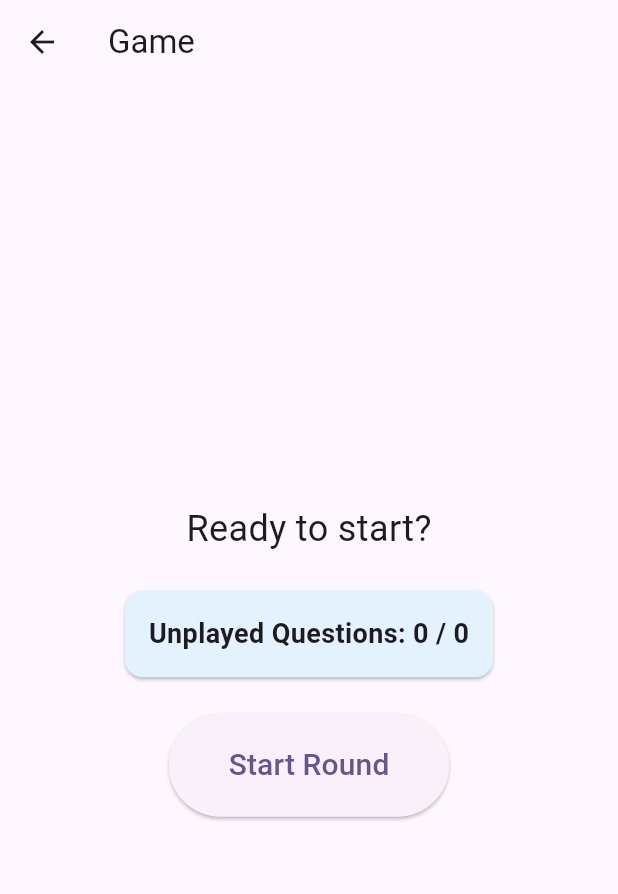
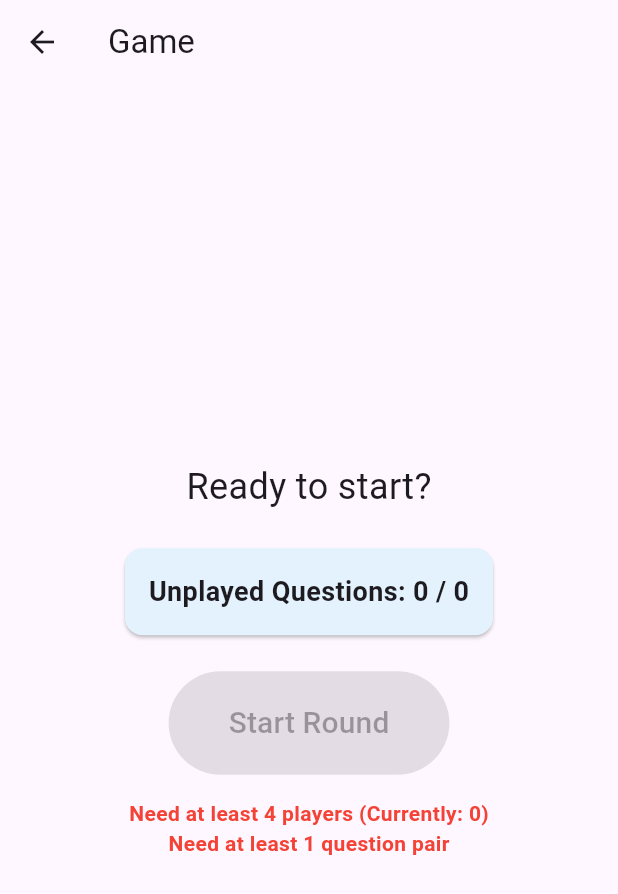
Before and after one commit to symon1289/imposterSMS, a Flutter app: the screen it shows after launch, after a tap on "Start Game", on a phone screen of 412 x 824 dp. Shown: the top 894 px of the screen. Run offline on Flutter 3.47's test engine with Material 3 defaults, Android fonts, the phone set to English and light mode, and no system bars; our stand-ins replace audioplayers, hive, hive_flutter, permission_handler; missing offline and left inert: another_telephony; accounts and stored records are empty.

Commit message:
Bump version to 1.3.0+9

```diff
--- a/lib/screens/game_screen.dart
+++ b/lib/screens/game_screen.dart
@@ -155,16 +155,16 @@ class GameScreen extends StatelessWidget {
                       ),
                     ),
                     const SizedBox(height: 20),
+                    // Start Button with validation logic
                     ElevatedButton(
-                      onPressed: () {
-                        // Show dialog first
-                        _showStatusDialog(context, provider);
-
-                        // Start round logic
-                        provider.startRound().then((error) {
-                          // Error handling is now inside the dialog mainly
-                        });
-                      },
+                      onPressed:
+                          (provider.players.length >= 4 &&
+                              provider.questions.isNotEmpty)
+                          ? () {
+                              _showStatusDialog(context, provider);
+                              provider.startRound().then((error) {});
+                            }
+                          : null,
                       style: ElevatedButton.styleFrom(
                         padding: const EdgeInsets.symmetric(
                           horizontal: 40,
@@ -176,6 +176,31 @@ class GameScreen extends StatelessWidget {
                         style: TextStyle(fontSize: 20),
                       ),
                     ),
+                    if (!(provider.players.length >= 4 &&
+                        provider.questions.isNotEmpty))
+                      Padding(
+                        padding: const EdgeInsets.only(top: 16.0),
+                        child: Column(
+                          children: [
+                            if (provider.players.length < 4)
+                              Text(
+                                'Need at least 4 players (Currently: ${provider.players.length})',
+                                style: const TextStyle(
+                                  color: Colors.red,
+                                  fontWeight: FontWeight.bold,
+                                ),
+                              ),
+                            if (provider.questions.isEmpty)
+                              const Text(
+                                'Need at least 1 question pair',
+                                style: TextStyle(
+                                  color: Colors.red,
+                                  fontWeight: FontWeight.bold,
+                                ),
+                              ),
+                          ],
+                        ),
+                      ),
                     // Add reset questions button if all questions are played
                     if (provider.getUnplayedQuestionsCount() == 0 &&
                         provider.questions.isNotEmpty)
--- a/lib/screens/home_screen.dart
+++ b/lib/screens/home_screen.dart
@@ -23,51 +23,87 @@ class _HomeScreenState extends State<HomeScreen> {
   @override
   Widget build(BuildContext context) {
     return Scaffold(
-      appBar: AppBar(title: const Text('Imposter SMS'), centerTitle: true),
-      body: Center(
-        child: Padding(
-          padding: const EdgeInsets.all(16.0),
+      backgroundColor: Colors.white,
+      body: SafeArea(
+        child: Center(
+          child: SingleChildScrollView(
+            padding: const EdgeInsets.all(24.0),
             child: Column(
               mainAxisAlignment: MainAxisAlignment.center,
               crossAxisAlignment: CrossAxisAlignment.stretch,
               children: [
-              ElevatedButton.icon(
-                onPressed: () => Navigator.pushNamed(context, '/game'),
-                icon: const Icon(Icons.play_arrow),
-                label: const Text('Start Game'),
-                style: ElevatedButton.styleFrom(
-                  padding: const EdgeInsets.symmetric(vertical: 20),
-                  textStyle: const TextStyle(fontSize: 20),
+                const SizedBox(height: 20),
+                Image.asset(
+                  'assets/images/app_logo_home.png',
+                  height: 450,
+                  fit: BoxFit.contain,
+                ),
+                const SizedBox(height: 16),
+                const Text(
+                  'Imposter SMS',
+                  textAlign: TextAlign.center,
+                  style: TextStyle(
+                    fontSize: 32,
+                    fontWeight: FontWeight.bold,
+                    color: Colors.black,
                   ),
                 ),
-              const SizedBox(height: 16),
-              ElevatedButton.icon(
-                onPressed: () => Navigator.pushNamed(context, '/players'),
-                icon: const Icon(Icons.people),
-                label: const Text('Manage Players'),
+                const SizedBox(height: 48),
+                _buildMenuButton(
+                  context,
+                  label: 'Start Game',
+                  onPressed: () => Navigator.pushNamed(context, '/game'),
                 ),
                 const SizedBox(height: 16),
-              ElevatedButton.icon(
-                onPressed: () => Navigator.pushNamed(context, '/questions'),
-                icon: const Icon(Icons.question_answer),
-                label: const Text('Manage Questions'),
+                _buildMenuButton(
+                  context,
+                  label: 'Manage Players',
+                  onPressed: () => Navigator.pushNamed(context, '/players'),
                 ),
                 const SizedBox(height: 16),
-              ElevatedButton.icon(
-                onPressed: () => Navigator.pushNamed(context, '/history'),
-                icon: const Icon(Icons.history),
-                label: const Text('Game History'),
+                _buildMenuButton(
+                  context,
+                  label: 'Manage Questions',
+                  onPressed: () => Navigator.pushNamed(context, '/questions'),
                 ),
                 const SizedBox(height: 16),
-              ElevatedButton.icon(
+                _buildMenuButton(
+                  context,
+                  label: 'Game History',
+                  onPressed: () => Navigator.pushNamed(context, '/history'),
+                ),
+                const SizedBox(height: 16),
+                _buildMenuButton(
+                  context,
+                  label: 'Settings',
                   onPressed: () => Navigator.pushNamed(context, '/settings'),
-                icon: const Icon(Icons.settings),
-                label: const Text('Settings'),
                 ),
+                const SizedBox(height: 20),
               ],
+            ),
           ),
         ),
       ),
     );
   }
+
+  Widget _buildMenuButton(
+    BuildContext context, {
+    required String label,
+    required VoidCallback onPressed,
+  }) {
+    return ElevatedButton(
+      onPressed: onPressed,
+      style: ElevatedButton.styleFrom(
+        backgroundColor: Colors.white,
+        foregroundColor: Colors.black,
+        padding: const EdgeInsets.symmetric(vertical: 16),
+        side: const BorderSide(color: Colors.black),
+        shape: RoundedRectangleBorder(borderRadius: BorderRadius.circular(30)),
+        textStyle: const TextStyle(fontSize: 18, fontWeight: FontWeight.bold),
+        elevation: 0,
+      ),
+      child: Text(label),
+    );
   }
+}
--- a/pubspec.yaml
+++ b/pubspec.yaml
@@ -16,7 +16,7 @@ publish_to: 'none' # Remove this line if you wish to publish to pub.dev
 # https://developer.apple.com/library/archive/documentation/General/Reference/InfoPlistKeyReference/Articles/CoreFoundationKeys.html
 # In Windows, build-name is used as the major, minor, and patch parts
 # of the product and file versions while build-number is used as the build suffix.
-version: 1.2.1+8
+version: 1.3.0+9
 
 environment:
   sdk: ^3.10.1
```
Also changed, not shown: assets/images/app_logo_home.png (added). Lines whose indentation alone changed are shown as unchanged.
